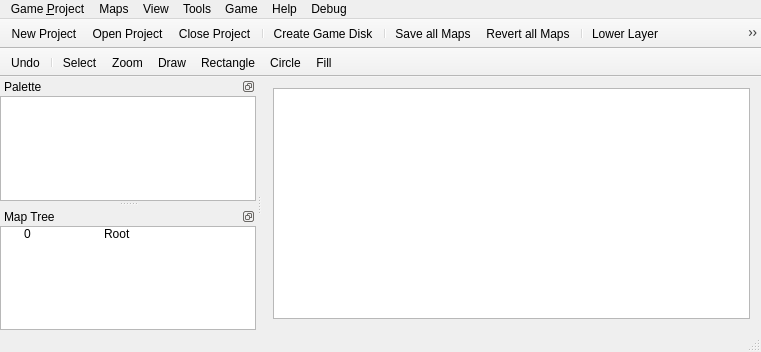
First picture: the form in src/mainwindow.ui, repository EasyRPG/Editor, before the edit.
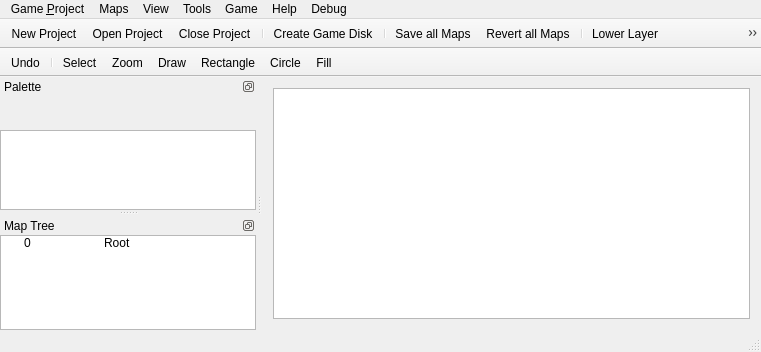
Second picture: the form after the edit. Icons and pictures are not drawn.

Diff of the .ui file:
```diff
--- a/src/mainwindow.ui
+++ b/src/mainwindow.ui
@@ -170,7 +170,7 @@
    <property name="minimumSize">
     <size>
      <width>89</width>
-     <height>111</height>
+     <height>127</height>
     </size>
    </property>
    <property name="features">
@@ -188,7 +188,7 @@
       <number>0</number>
      </property>
      <property name="topMargin">
-      <number>0</number>
+      <number>34</number>
      </property>
      <property name="rightMargin">
       <number>0</number>
```
Left out of the diff: 2 changed lines with no effect on the pictures.
